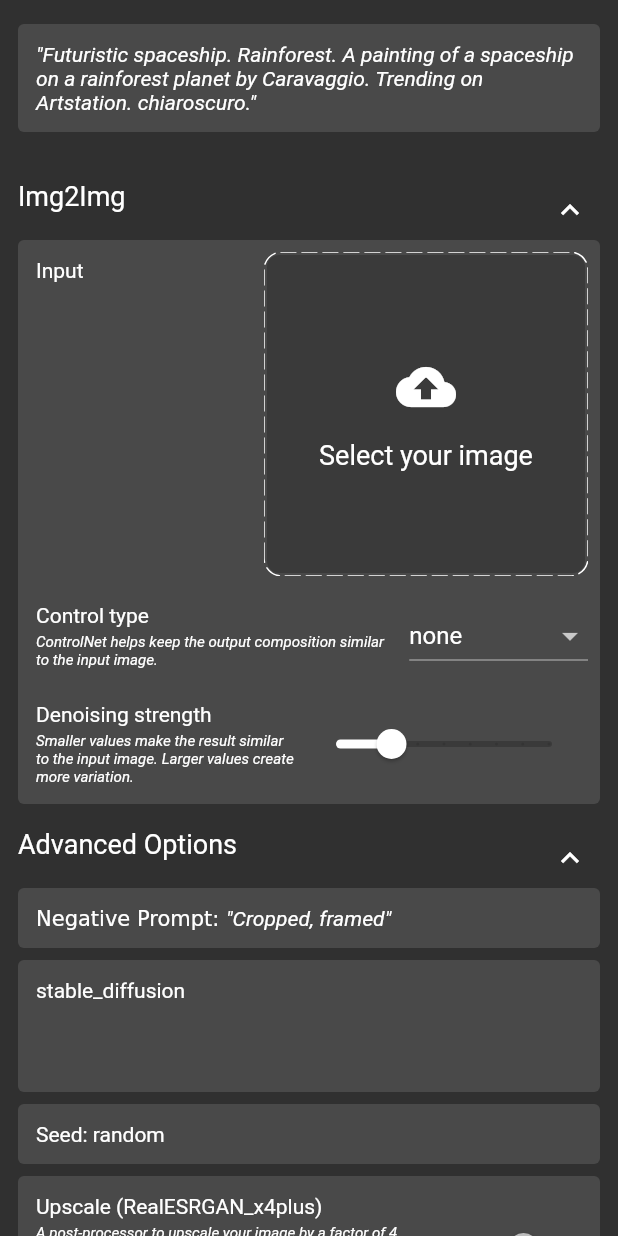
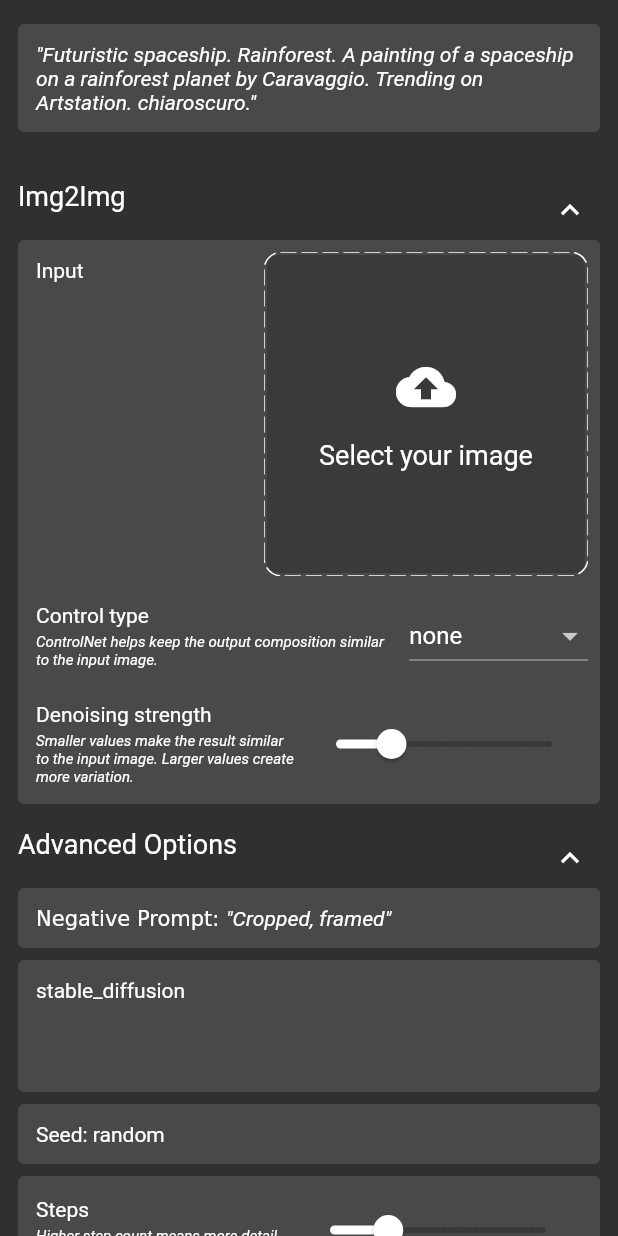
Before and after one commit to ndahlquist/stable-horde-flutter, a Flutter app: the DreamTab widget shown alone on an empty page, opened directly, after a tap on "Img2Img", after a tap on "Advanced Options", on a phone screen of 412 x 824 dp. Run offline on Flutter 3.47's test engine with Material 2 defaults, Android fonts, the phone set to English and light mode, and no system bars; drawn by our look-alikes of dotted_border, expandable; our stand-ins replace cached_network_image, device_info, firebase_analytics, firebase_core, firebase_remote_config, flutter_svg and 9 more; missing offline and left inert: a package; accounts and stored records are empty; generated files the repository leaves out were written again; network calls fail; Roboto replaces fonts that are missing (Ubuntu).

Commit message:
Implement steps slider (issue #13) (#125)
Co-authored-by: Nic Dahlquist <nicolas.dahlquist@gmail.com>

```diff
--- a/lib/blocs/shared_prefs_bloc.dart
+++ b/lib/blocs/shared_prefs_bloc.dart
@@ -21,6 +21,7 @@ class _SharedPrefsBloc {
   static const _donateImageOptionKey = 'DONATE_IMAGE_OPTION_KEY';
   static const _saveImagesOptionKey = 'SAVE_IMAGES_OPTION_KEY';
   static const _controlTypeKey = 'CONTROL_TYPE_KEY';
+  static const _stepsKey = "STEPS_KEY";
 
   static const defaultPrompt =
       "Futuristic spaceship. Rainforest. A painting of a spaceship on a rainforest planet by Caravaggio. Trending on Artstation. chiaroscuro.";
@@ -193,6 +194,20 @@ class _SharedPrefsBloc {
     final prefs = await SharedPreferences.getInstance();
     await prefs.setBool(_saveImagesOptionKey, value);
   }
+
+  Future<int> getSteps() async {
+    final prefs = await SharedPreferences.getInstance();
+    return prefs.getInt(_stepsKey) ?? 30;
+  }
+
+  Future setSteps(int? value) async {
+    final prefs = await SharedPreferences.getInstance();
+    if (value == null) {
+      await prefs.remove(_stepsKey);
+    } else {
+      await prefs.setInt(_stepsKey, value);
+    }
+  }
 }
 
 final sharedPrefsBloc = _SharedPrefsBloc();
--- a/lib/blocs/tasks_bloc.dart
+++ b/lib/blocs/tasks_bloc.dart
@@ -20,6 +20,7 @@ class _TasksBloc {
     final negativePrompt = await sharedPrefsBloc.getNegativePrompt();
     final modelName = await sharedPrefsBloc.getModel();
     final seed = await sharedPrefsBloc.getSeed();
+    final steps = await sharedPrefsBloc.getSteps();
     String? img2ImgInputEncodedString = await sharedPrefsBloc.getImg2ImgInput();
     final controlType = await sharedPrefsBloc.getControlType();
 
@@ -35,7 +36,7 @@ class _TasksBloc {
 
     // Add new task to db.
     final dbId = await isar.writeTxn(() async {
-      final task = StableHordeTask(prompt, negativePrompt, modelName);
+      final task = StableHordeTask(prompt, negativePrompt, modelName, steps);
       if (seed != null) {
         task.seed = seed;
       }
@@ -65,10 +66,12 @@ class _TasksBloc {
       final shouldShare =
           isDonateImageEnabled && img2ImgInputEncodedString == null;
 
+      var stepCount = await sharedPrefsBloc.getSteps();
+
       final json = {
         'prompt': formattedPrompt,
         'params': {
-          'steps': 30,
+          'steps': stepCount,
           'n': 1,
           'sampler_name': 'k_euler',
           'width': 512,
--- a/lib/model/stable_horde_task.dart
+++ b/lib/model/stable_horde_task.dart
@@ -14,6 +14,7 @@ class StableHordeTask {
   String? stableHordeId;
 
   int? seed;
+  int? steps;
 
   String? imageFilename;
 
@@ -23,7 +24,7 @@ class StableHordeTask {
   bool failed = false;
   String? errorMessage;
 
-  StableHordeTask(this.prompt, this.negativePrompt, this.model);
+  StableHordeTask(this.prompt, this.negativePrompt, this.model, this.steps);
 
   bool isComplete() {
     return imageFilename != null;
--- a/lib/pages/fullscreen_view_page.dart
+++ b/lib/pages/fullscreen_view_page.dart
@@ -167,6 +167,7 @@ class _FullScreenViewPageState extends State<FullScreenViewPage> {
                         await sharedPrefsBloc
                             .setNegativePrompt(task.negativePrompt);
                         await sharedPrefsBloc.setSeed(task.seed);
+                        await sharedPrefsBloc.setSteps(task.steps);
                         if (!mounted) return;
                         Navigator.of(context).pop();
                         homeController.animateToPage(0);
@@ -179,6 +180,7 @@ class _FullScreenViewPageState extends State<FullScreenViewPage> {
                         await sharedPrefsBloc
                             .setNegativePrompt(task.negativePrompt);
                         await sharedPrefsBloc.setSeed(null);
+                        await sharedPrefsBloc.setSteps(task.steps);
                         if (!mounted) return;
                         Navigator.of(context).pop();
                         homeController.animateToPage(0);
@@ -241,6 +243,13 @@ class _FullScreenViewPageState extends State<FullScreenViewPage> {
               style: const TextStyle(fontSize: 12),
             ),
           ),
+        Padding(
+          padding: const EdgeInsets.only(top: 12),
+          child: SelectableText(
+            "Steps: ${task.steps ?? 30}",
+            style: const TextStyle(fontSize: 12),
+          ),
+        ),
       ],
     );
   }
--- a/lib/pages/home/dream_tab.dart
+++ b/lib/pages/home/dream_tab.dart
@@ -10,6 +10,7 @@ import 'package:stable_horde_flutter/pages/seed_edit_page.dart';
 import 'package:stable_horde_flutter/widgets/image_picker_widget.dart';
 import 'package:stable_horde_flutter/widgets/model_button.dart';
 import 'package:stable_horde_flutter/widgets/section_frame.dart';
+import 'package:stable_horde_flutter/widgets/steps_box.dart';
 
 class DreamTab extends StatefulWidget {
   const DreamTab({super.key});
@@ -68,6 +69,8 @@ class _DreamTabState extends State<DreamTab> {
         const ModelButton(),
         const SizedBox(height: 8),
         _seedWidget(),
+        const SizedBox(height: 8),
+        _stepsWidget(),
         const SizedBox(height: 8),
         _upresWidget(),
         const SizedBox(height: 8),
@@ -187,6 +190,15 @@ class _DreamTabState extends State<DreamTab> {
           ),
         );
       },
+    );
+  }
+
+  Widget _stepsWidget() {
+    return const FractionallySizedBox(
+      widthFactor: 1,
+      child: SectionFrame(
+        child: StepsBox(),
+      ),
     );
   }
 
--- /dev/null
+++ b/lib/widgets/steps_box.dart
@@ -0,0 +1,76 @@
+import 'package:flutter/material.dart';
+import 'package:stable_horde_flutter/blocs/shared_prefs_bloc.dart';
+
+class StepsBox extends StatefulWidget {
+  const StepsBox({super.key});
+
+  @override
+  State<StepsBox> createState() => _StepsBoxState();
+}
+
+class _StepsBoxState extends State<StepsBox> {
+  int _steps = 30;
+
+  @override
+  void initState() {
+    _updateSteps();
+    super.initState();
+  }
+
+  void _updateSteps() async {
+    int steps = await sharedPrefsBloc.getSteps();
+    if (!mounted) return;
+    setState(() {
+      _steps = steps;
+    });
+  }
+
+  @override
+  Widget build(BuildContext context) {
+    return Padding(
+      padding: const EdgeInsets.only(),
+      child: Row(
+        crossAxisAlignment: CrossAxisAlignment.center,
+        children: [
+          Expanded(
+            child: Column(
+              crossAxisAlignment: CrossAxisAlignment.start,
+              children: const [
+                Text('Steps'),
+                SizedBox(height: 4),
+                Text(
+                  'Higher step count means more detail, but kudos cost will increase too.',
+                  style: TextStyle(
+                    fontSize: 10,
+                    fontStyle: FontStyle.italic,
+                  ),
+                ),
+              ],
+            ),
+          ),
+          SliderTheme(
+            data: SliderThemeData(
+              thumbColor: Colors.white,
+              inactiveTickMarkColor: Colors.black.withOpacity(.1),
+              activeTrackColor: Colors.white,
+              inactiveTrackColor: Colors.black.withOpacity(.2),
+            ),
+            child: Slider(
+              value: _steps.toDouble(),
+              min: 5,
+              max: 100,
+              divisions: 19,
+              label: "$_steps",
+              onChanged: (double value) async {
+                await sharedPrefsBloc.setSteps(value.toInt());
+                setState(() {
+                  _steps = value.toInt();
+                });
+              },
+            ),
+          ),
+        ],
+      ),
+    );
+  }
+}
```
Also changed, not shown: lib/model/stable_horde_task.g.dart.
